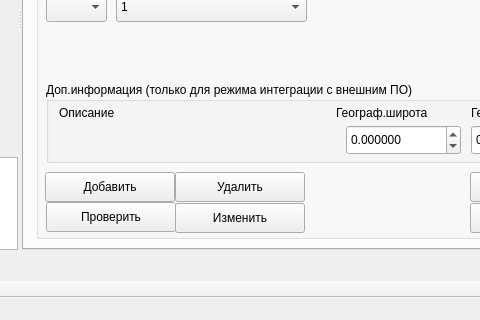
Old version of the form m_cfg/MainWindowCFG.ui in the repository xXRadioHeadXx/start7; both pictures show x 432 to 912 and y 270 to 590 of the 1063 by 590 pixel window.
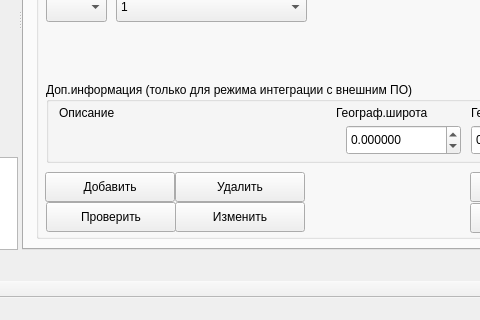
New version of the form. Icons and pictures are not drawn. Custom widgets are drawn as their Qt base class.

Commit message: Починил автовыключение у ИУ БЛ АЙПИ

```diff
--- a/m_cfg/MainWindowCFG.ui
+++ b/m_cfg/MainWindowCFG.ui
@@ -2548,37 +2548,6 @@
               <string>Вверх</string>
              </property>
             </widget>
-            <widget class="QPushButton" name="pushButton_4">
-             <property name="geometry">
-              <rect>
-               <x>139</x>
-               <y>31</y>
-               <width>130</width>
-               <height>30</height>
-              </rect>
-             </property>
-             <property name="sizePolicy">
-              <sizepolicy hsizetype="Fixed" vsizetype="Fixed">
-               <horstretch>0</horstretch>
-               <verstretch>0</verstretch>
-              </sizepolicy>
-             </property>
-             <property name="minimumSize">
-              <size>
-               <width>108</width>
-               <height>30</height>
-              </size>
-             </property>
-             <property name="maximumSize">
-              <size>
-               <width>999</width>
-               <height>30</height>
-              </size>
-             </property>
-             <property name="text">
-              <string>Изменить</string>
-             </property>
-            </widget>
             <widget class="QPushButton" name="pushButton_moveDown">
              <property name="geometry">
               <rect>
@@ -2710,6 +2679,37 @@
               </widget>
              </widget>
             </widget>
+            <widget class="QPushButton" name="edit_unit_button">
+             <property name="geometry">
+              <rect>
+               <x>139</x>
+               <y>30</y>
+               <width>130</width>
+               <height>30</height>
+              </rect>
+             </property>
+             <property name="sizePolicy">
+              <sizepolicy hsizetype="Fixed" vsizetype="Fixed">
+               <horstretch>0</horstretch>
+               <verstretch>0</verstretch>
+              </sizepolicy>
+             </property>
+             <property name="minimumSize">
+              <size>
+               <width>108</width>
+               <height>30</height>
+              </size>
+             </property>
+             <property name="maximumSize">
+              <size>
+               <width>999</width>
+               <height>30</height>
+              </size>
+             </property>
+             <property name="text">
+              <string>Изменить</string>
+             </property>
+            </widget>
            </widget>
            <widget class="my_combobox" name="uName_combobox">
             <property name="geometry">
```
The commit also changes 2 other files.
